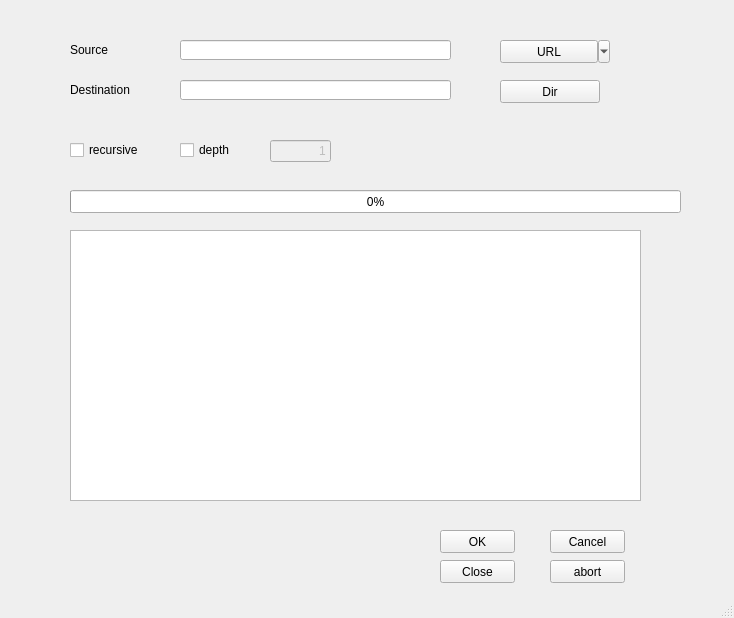
First picture: the form in ui/clonewindow.ui, repository hidog/HiGit, before the edit.
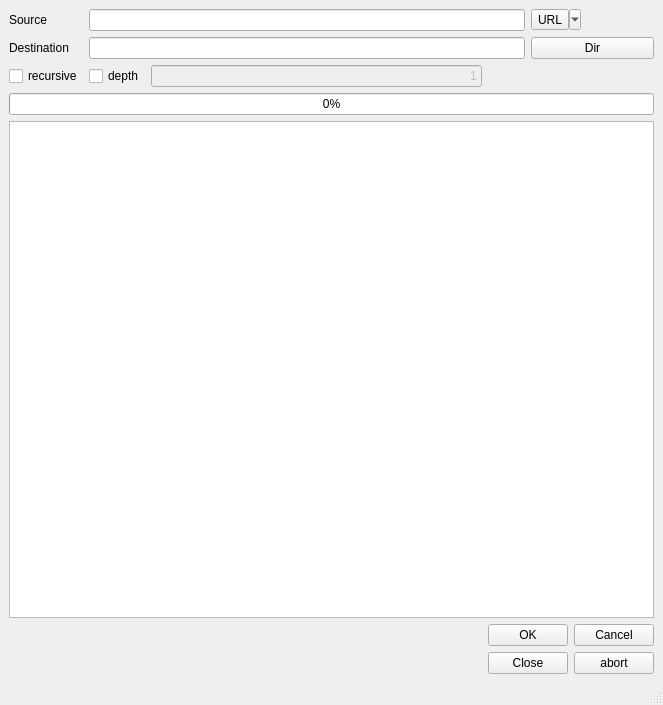
Second picture: the form after the edit.

Patch:
```diff
--- a/ui/clonewindow.ui
+++ b/ui/clonewindow.ui
@@ -6,131 +6,27 @@
    <rect>
     <x>0</x>
     <y>0</y>
-    <width>734</width>
-    <height>618</height>
+    <width>663</width>
+    <height>705</height>
    </rect>
   </property>
   <property name="windowTitle">
    <string>MainWindow</string>
   </property>
   <widget class="QWidget" name="centralwidget">
+   <layout class="QGridLayout" name="gridLayout">
+    <item row="0" column="0">
    <widget class="QLabel" name="label">
-    <property name="geometry">
-     <rect>
-      <x>70</x>
-      <y>40</y>
-      <width>70</width>
-      <height>20</height>
-     </rect>
-    </property>
     <property name="text">
      <string>Source</string>
     </property>
    </widget>
-   <widget class="QLabel" name="label_2">
-    <property name="geometry">
-     <rect>
-      <x>70</x>
-      <y>80</y>
-      <width>70</width>
-      <height>20</height>
-     </rect>
-    </property>
-    <property name="text">
-     <string>Destination</string>
-    </property>
-   </widget>
-   <widget class="QLineEdit" name="srcLEdit">
-    <property name="geometry">
-     <rect>
-      <x>180</x>
-      <y>40</y>
-      <width>271</width>
-      <height>20</height>
-     </rect>
-    </property>
-   </widget>
-   <widget class="QLineEdit" name="destLEdit">
-    <property name="geometry">
-     <rect>
-      <x>180</x>
-      <y>80</y>
-      <width>271</width>
-      <height>20</height>
-     </rect>
-    </property>
-   </widget>
-   <widget class="QPushButton" name="destButton">
-    <property name="geometry">
-     <rect>
-      <x>500</x>
-      <y>80</y>
-      <width>100</width>
-      <height>23</height>
-     </rect>
-    </property>
-    <property name="text">
-     <string>Dir</string>
-    </property>
-   </widget>
-   <widget class="QPushButton" name="okButton">
-    <property name="geometry">
-     <rect>
-      <x>440</x>
-      <y>530</y>
-      <width>75</width>
-      <height>23</height>
-     </rect>
-    </property>
-    <property name="text">
-     <string>OK</string>
-    </property>
-   </widget>
-   <widget class="QPushButton" name="cancelButton">
-    <property name="geometry">
-     <rect>
-      <x>550</x>
-      <y>530</y>
-      <width>75</width>
-      <height>23</height>
-     </rect>
-    </property>
-    <property name="text">
-     <string>Cancel</string>
-    </property>
-   </widget>
-   <widget class="QTextBrowser" name="outputTBrowser">
-    <property name="geometry">
-     <rect>
-      <x>70</x>
-      <y>230</y>
-      <width>571</width>
-      <height>271</height>
-     </rect>
-    </property>
-   </widget>
-   <widget class="QProgressBar" name="gitProgress">
-    <property name="geometry">
-     <rect>
-      <x>70</x>
-      <y>190</y>
-      <width>611</width>
-      <height>23</height>
-     </rect>
-    </property>
-    <property name="value">
-     <number>0</number>
-    </property>
-   </widget>
+    </item>
+    <item row="0" column="1" colspan="3">
+     <widget class="QLineEdit" name="srcLEdit"/>
+    </item>
+    <item row="0" column="4" colspan="2">
    <widget class="QToolButton" name="srcButton">
-    <property name="geometry">
-     <rect>
-      <x>500</x>
-      <y>40</y>
-      <width>110</width>
-      <height>23</height>
-     </rect>
-    </property>
     <property name="text">
      <string>URL</string>
     </property>
@@ -150,70 +46,43 @@
      <enum>Qt::NoArrow</enum>
     </property>
    </widget>
+    </item>
+    <item row="1" column="0">
+     <widget class="QLabel" name="label_2">
+      <property name="text">
+       <string>Destination</string>
+      </property>
+     </widget>
+    </item>
+    <item row="1" column="1" colspan="3">
+     <widget class="QLineEdit" name="destLEdit"/>
+    </item>
+    <item row="1" column="4" colspan="2">
+     <widget class="QPushButton" name="destButton">
+      <property name="text">
+       <string>Dir</string>
+      </property>
+     </widget>
+    </item>
+    <item row="2" column="0">
    <widget class="QCheckBox" name="recsCBox">
-    <property name="geometry">
-     <rect>
-      <x>70</x>
-      <y>140</y>
-      <width>91</width>
-      <height>20</height>
-     </rect>
-    </property>
     <property name="text">
      <string>recursive</string>
     </property>
    </widget>
-   <widget class="QPushButton" name="abortButton">
-    <property name="geometry">
-     <rect>
-      <x>550</x>
-      <y>560</y>
-      <width>75</width>
-      <height>23</height>
-     </rect>
-    </property>
-    <property name="text">
-     <string>abort</string>
-    </property>
-   </widget>
-   <widget class="QPushButton" name="closeButton">
-    <property name="geometry">
-     <rect>
-      <x>440</x>
-      <y>560</y>
-      <width>75</width>
-      <height>23</height>
-     </rect>
-    </property>
-    <property name="text">
-     <string>Close</string>
-    </property>
-   </widget>
+    </item>
+    <item row="2" column="1">
    <widget class="QCheckBox" name="depthCBox">
-    <property name="geometry">
-     <rect>
-      <x>180</x>
-      <y>140</y>
-      <width>81</width>
-      <height>20</height>
-     </rect>
-    </property>
     <property name="text">
      <string>depth</string>
     </property>
    </widget>
+    </item>
+    <item row="2" column="2">
    <widget class="QLineEdit" name="depth_num_LEdit">
     <property name="enabled">
      <bool>false</bool>
     </property>
-    <property name="geometry">
-     <rect>
-      <x>270</x>
-      <y>140</y>
-      <width>61</width>
-      <height>22</height>
-     </rect>
-    </property>
     <property name="text">
      <string>1</string>
     </property>
@@ -221,6 +90,46 @@
      <set>Qt::AlignRight|Qt::AlignTrailing|Qt::AlignVCenter</set>
     </property>
    </widget>
+    </item>
+    <item row="3" column="0" colspan="6">
+     <widget class="QProgressBar" name="gitProgress">
+      <property name="value">
+       <number>0</number>
+      </property>
+     </widget>
+    </item>
+    <item row="4" column="0" colspan="6">
+     <widget class="QTextBrowser" name="outputTBrowser"/>
+    </item>
+    <item row="5" column="3" colspan="2">
+     <widget class="QPushButton" name="okButton">
+      <property name="text">
+       <string>OK</string>
+      </property>
+     </widget>
+    </item>
+    <item row="5" column="5">
+     <widget class="QPushButton" name="cancelButton">
+      <property name="text">
+       <string>Cancel</string>
+      </property>
+     </widget>
+    </item>
+    <item row="6" column="3" colspan="2">
+     <widget class="QPushButton" name="closeButton">
+      <property name="text">
+       <string>Close</string>
+      </property>
+     </widget>
+    </item>
+    <item row="6" column="5">
+     <widget class="QPushButton" name="abortButton">
+      <property name="text">
+       <string>abort</string>
+      </property>
+     </widget>
+    </item>
+   </layout>
   </widget>
   <widget class="QStatusBar" name="statusbar"/>
  </widget>
```
Lines whose indentation alone changed are shown as unchanged.
